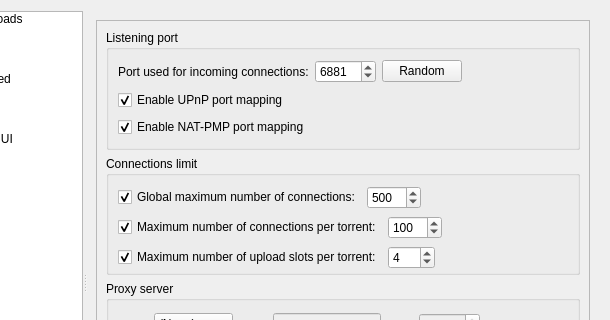
First picture: the form in src/preferences/options.ui, repository SysAdminDoc/qBittorrent-Vanced, before the edit; both pictures show x 179 to 789 and y 0 to 320 of the 789 by 591 pixel window.
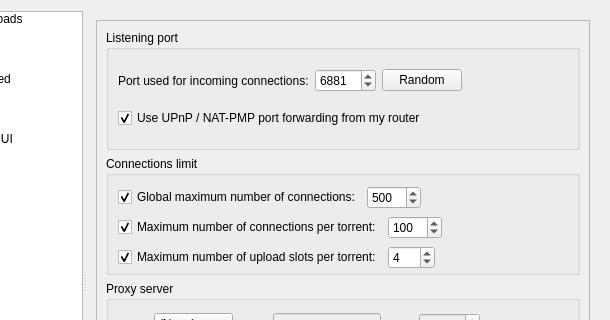
Second picture: the form after the edit. The open tabs and pages were chosen to show the change. Icons and pictures are not drawn.

Diff of the .ui file:
```diff
--- a/src/preferences/options.ui
+++ b/src/preferences/options.ui
@@ -941,7 +941,7 @@
              <x>0</x>
              <y>0</y>
              <width>507</width>
-             <height>485</height>
+             <height>457</height>
             </rect>
            </property>
            <layout class="QVBoxLayout" name="verticalLayout_20">
@@ -1000,17 +1000,7 @@
                  <item>
                   <widget class="QCheckBox" name="checkUPnP">
                    <property name="text">
-                    <string>Enable UPnP port mapping</string>
-                   </property>
-                   <property name="checked">
-                    <bool>true</bool>
-                   </property>
-                  </widget>
-                 </item>
-                 <item>
-                  <widget class="QCheckBox" name="checkNATPMP">
-                   <property name="text">
-                    <string>Enable NAT-PMP port mapping</string>
+                    <string>Use UPnP / NAT-PMP port forwarding from my router</string>
                    </property>
                    <property name="checked">
                     <bool>true</bool>
```
Left out of the diff: 13 changed lines with no effect on the pictures.
